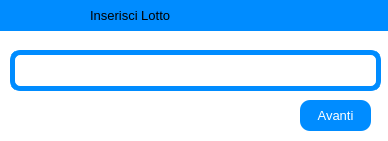
First picture: the form in view/inserisci_lotto_window.ui, repository ISacchitella/MicroOne_v1.1, before the edit.
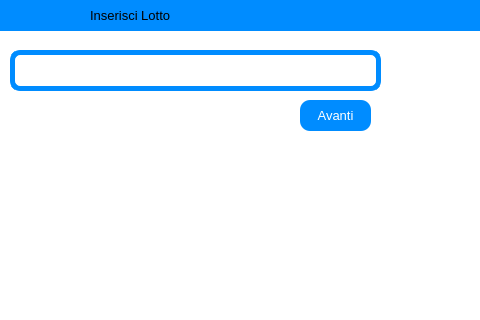
Second picture: the form after the edit. Icons and pictures are not drawn.

```diff
--- a/view/inserisci_lotto_window.ui
+++ b/view/inserisci_lotto_window.ui
@@ -6,8 +6,8 @@
    <rect>
     <x>0</x>
     <y>0</y>
-    <width>388</width>
-    <height>141</height>
+    <width>480</width>
+    <height>320</height>
    </rect>
   </property>
   <property name="windowTitle">
```
